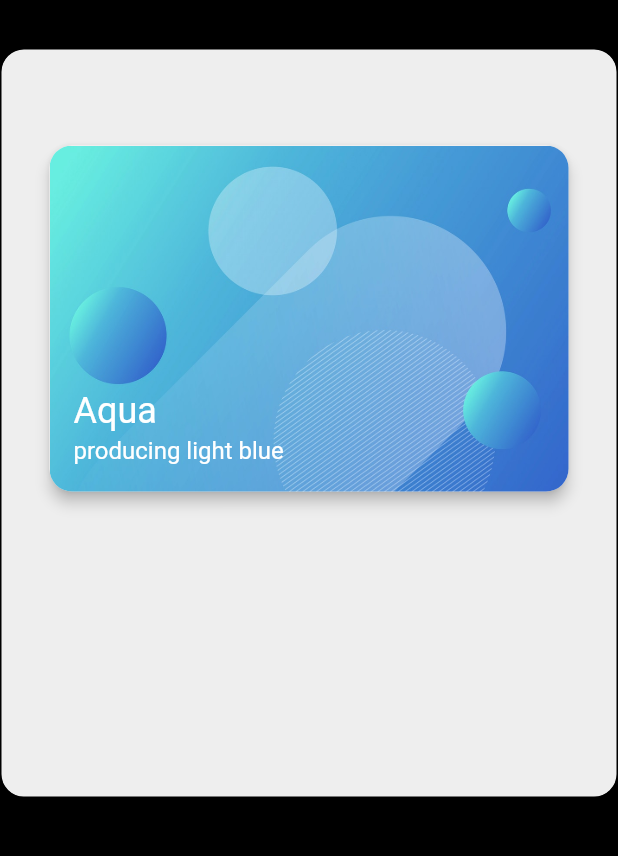
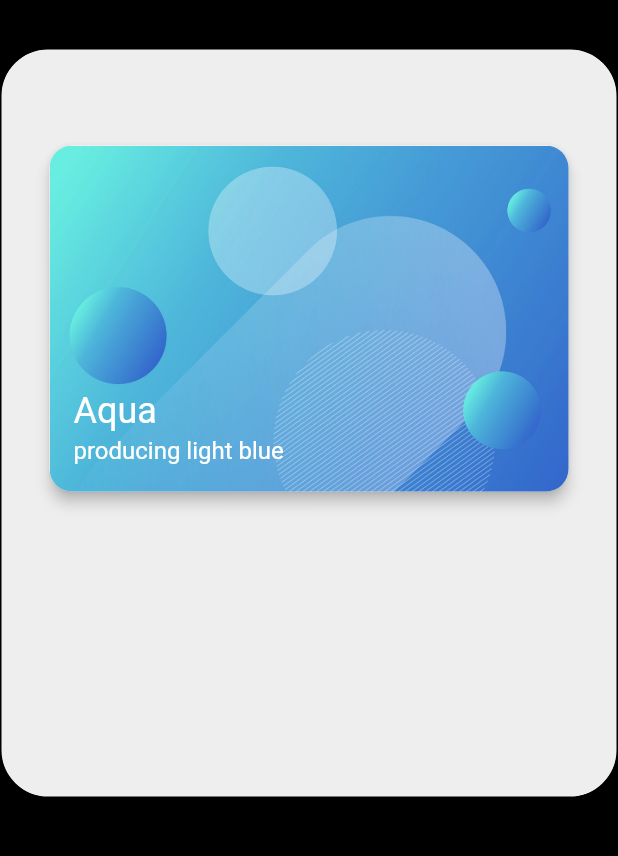
Before and after one commit to tadakun8/flutter_gallery_clone, a Flutter app: the screen it shows after launch, on a phone screen of 412 x 824 dp, the part 123-979 px from its top. Run offline on Flutter 3.47's test engine with Material 2 defaults, Android fonts, the phone set to English and light mode, and no system bars.

Commit message:
feat: Adjust the roundness of the content frame.

```diff
--- a/lib/componensts/contents.dart
+++ b/lib/componensts/contents.dart
@@ -12,7 +12,7 @@ class Contents extends StatelessWidget {
       decoration: BoxDecoration(
         color: Colors.grey[200],
         border: Border.all(color: Colors.black, width: 1),
-        borderRadius: BorderRadius.circular(16),
+        borderRadius: BorderRadius.circular(32),
       ),
       child: Padding(
         padding: const EdgeInsets.symmetric(vertical: 64, horizontal: 32),
```
